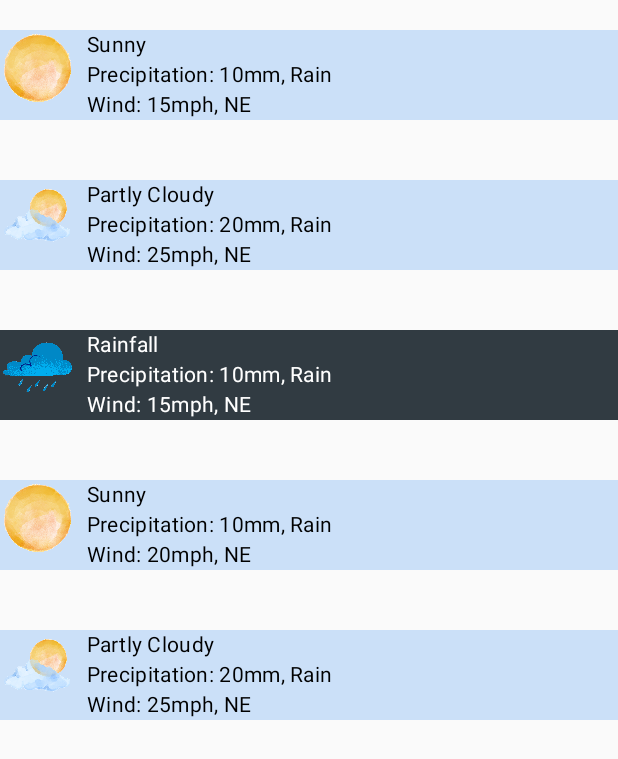
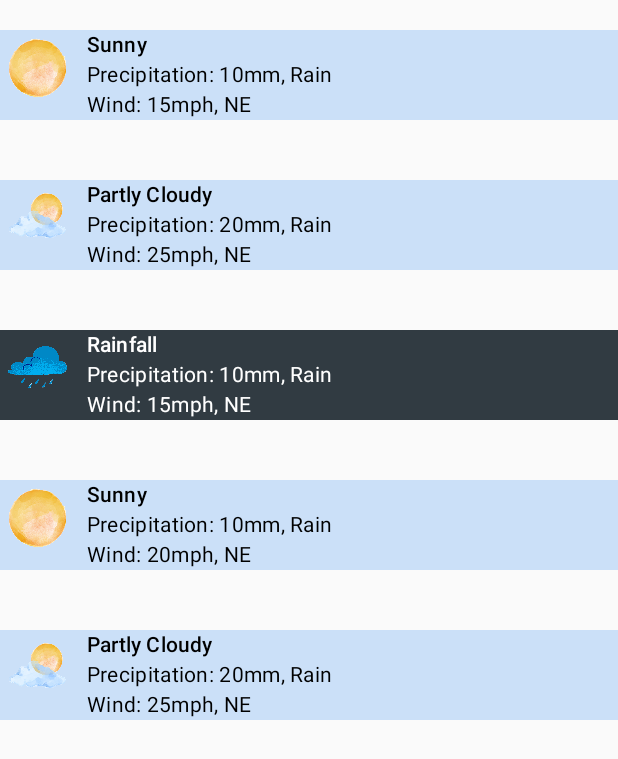
Before and after one commit to LadyJane1114/RedSky, an Android app built with Jetpack Compose: the screen it shows after launch (MainActivity), on a phone screen of 412 x 824 dp. Shown: the top 759 px of the screen. Run offline under Robolectric (Android 15) with nearby library versions, the phone set to English and light mode, and no system bars.

Commit message:
Both pages are functional, now I just need them to be prettier (as much as that's possible)

```diff
--- a/app/src/main/java/com/example/redsky/MainActivity.kt
+++ b/app/src/main/java/com/example/redsky/MainActivity.kt
@@ -9,9 +9,11 @@ import androidx.compose.foundation.lazy.items
 
 import androidx.compose.material3.MaterialTheme
 import androidx.compose.runtime.Composable
+import com.example.redsky.data.PlaceholderCurrentWeather.sampleCurrent
 import com.example.redsky.data.PlaceholderData
 import com.example.redsky.data.PlaceholderData.forecastSample
 import com.example.redsky.models.Forecast
+import com.example.redsky.ui.screens.CurrentWeather
 import com.example.redsky.ui.screens.DailyForecast
 import com.example.redsky.ui.screens.ForecastList
 import com.example.redsky.ui.theme.RedSkyTheme
@@ -25,7 +27,7 @@ class MainActivity : ComponentActivity() {
                 MaterialTheme {
 //                    CurrentWeather(current = sampleCurrent)
                     ForecastList(forecasts = forecastSample)
-                }
+               }
 
             }
         }
--- a/app/src/main/java/com/example/redsky/ui/screens/DailyForecast.kt
+++ b/app/src/main/java/com/example/redsky/ui/screens/DailyForecast.kt
@@ -73,14 +73,14 @@ fun DailyForecast (forecast: Forecast){
             contentDescription = forecast.condition,
             modifier = Modifier
                 .size(50.dp)
-                .padding(2.dp)
+                .padding(5.dp)
         )
         Spacer(modifier = Modifier.width(8.dp))
 
         Column {
             Text(
                 text = forecast.condition,
-                style = MaterialTheme.typography.bodyMedium,
+                style = MaterialTheme.typography.titleSmall,
                 color = forecastTextColor
             )
             Text(
```
Also changed, not shown: app/src/main/java/com/example/redsky/data/placeholderCurrentWeather.kt (+11 -11 lines).
